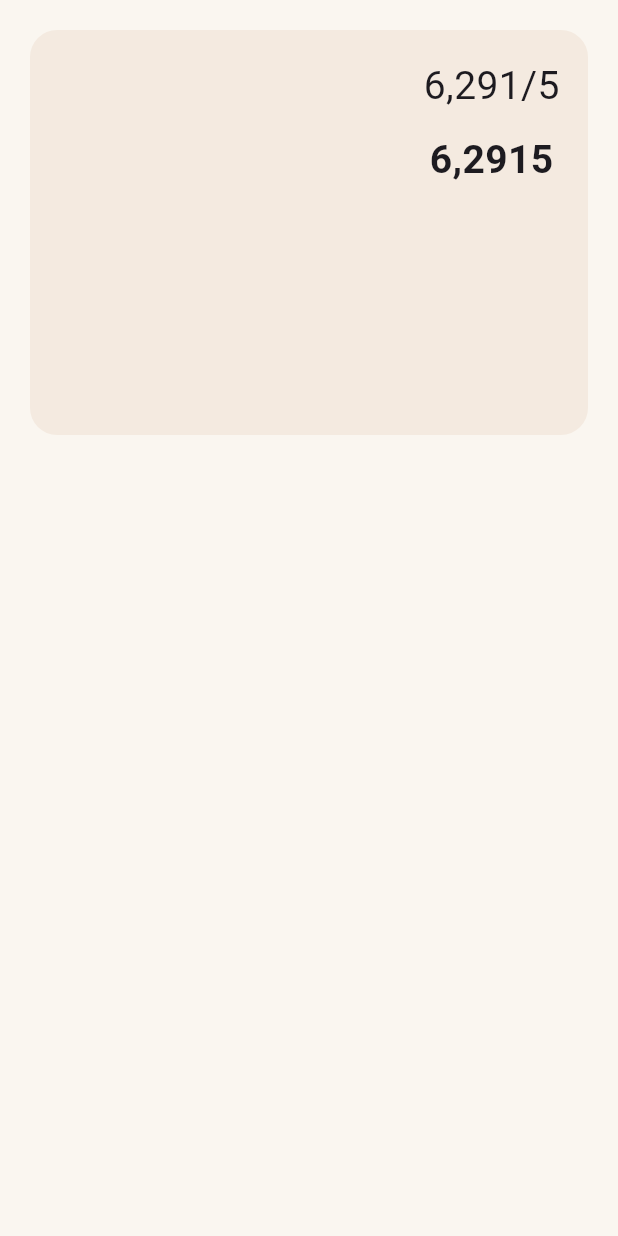
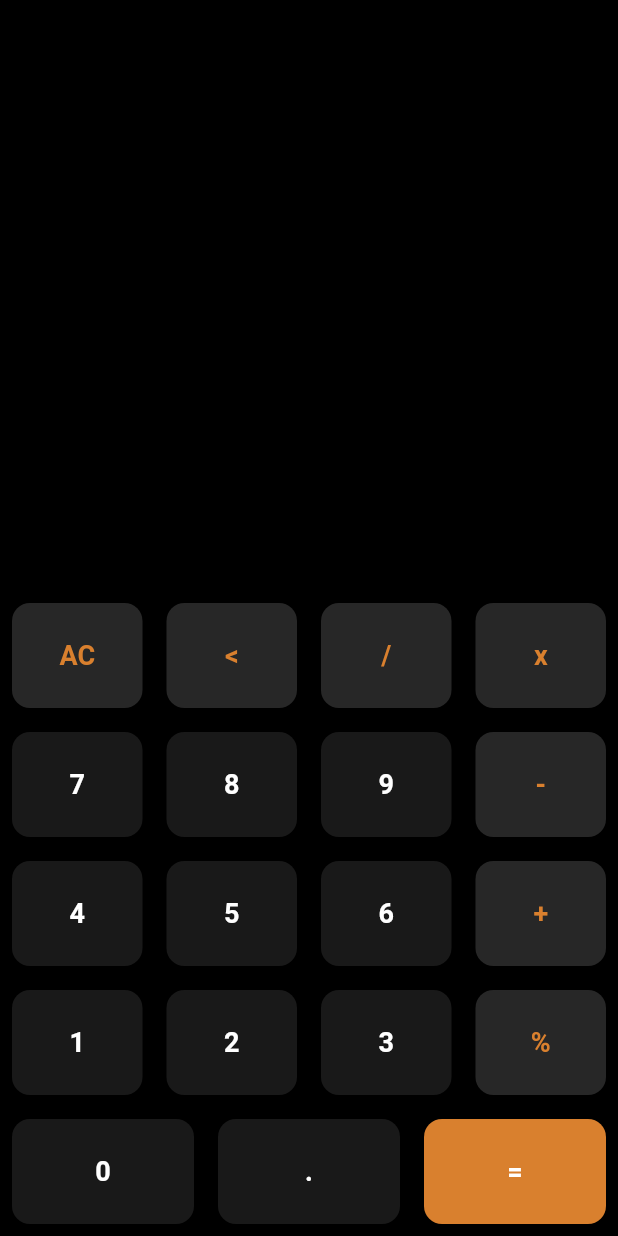
Before and after one commit to m7mdragab74/CognoRise-Infotech, a Flutter app: the screen it shows after launch, on a phone screen of 412 x 824 dp. Run offline on Flutter 3.47's test engine with Material 3 defaults, Android fonts, the phone set to English and light mode, and no system bars; our stand-ins replace math_expressions.

Commit message:
done app

```diff
--- /dev/null
+++ b/calculator_app/lib/constant.dart
@@ -0,0 +1,5 @@
+import 'package:flutter/material.dart';
+
+const operatorColor = Color(0xff272727);
+const buttonColor = Color(0xff191919);
+const orangeColor = Color(0xffD9802E);
--- a/calculator_app/lib/main.dart
+++ b/calculator_app/lib/main.dart
@@ -10,7 +10,7 @@ class CalculatorApp extends StatelessWidget {
 
   @override
   Widget build(BuildContext context) {
-    return MaterialApp(
+    return const MaterialApp(
       debugShowCheckedModeBanner: false,
       home: HomeView(),
     );
--- a/calculator_app/lib/views/home_view.dart
+++ b/calculator_app/lib/views/home_view.dart
@@ -1,51 +1,173 @@
+import 'package:calculator_app/constant.dart';
 import 'package:flutter/material.dart';
+import 'package:math_expressions/math_expressions.dart';
 
-class HomeView extends StatelessWidget {
+class HomeView extends StatefulWidget {
   const HomeView({super.key});
+
+  @override
+  State<HomeView> createState() => _HomeViewState();
+}
+
+class _HomeViewState extends State<HomeView> {
+  double firstNum = 0.0;
+  double secondNum = 0.0;
+  String input = "";
+  String output = "";
+  String operation = "";
+  bool hideInput = false;
+  double outputSize = 34.0;
+
+  // Method to handle button clicks
+  void onButtonClick(String value) {
+    if (value == "AC") {
+      input = "";
+      output = "";
+    } else if (value == "<") {
+      if (input.isNotEmpty) {
+        input = input.substring(0, input.length - 1);
+      }
+    } else if (value == "=") {
+      if (input.isNotEmpty) {
+        var userInput = input.replaceAll("x", "*");
+
+        try {
+          Parser p = Parser();
+          Expression expression = p.parse(userInput);
+          ContextModel cm = ContextModel();
+          var finalValue = expression.evaluate(EvaluationType.REAL, cm);
+          output = finalValue.toString();
+          if (output.endsWith(".0")) {
+            output = output.substring(0, output.length - 2);
+          }
+          input = output;
+          hideInput = true;
+          outputSize = 52;
+        } catch (e) {
+          output = "Error";
+        }
+      }
+    } else {
+      input += value;
+      hideInput = false;
+      outputSize = 34;
+    }
+
+    setState(() {});
+  }
 
   @override
   Widget build(BuildContext context) {
     return Scaffold(
-      backgroundColor: Color(0xFFFAF6F0),
-      body: SafeArea(
-        child: Padding(
-          padding: const EdgeInsets.all(20),
+      backgroundColor: Colors.black,
+      body: Column(
+        children: [
+          // Input and output area
+          Expanded(
+            child: Container(
+              width: double.infinity,
+              padding: const EdgeInsets.all(12),
               child: Column(
+                mainAxisAlignment: MainAxisAlignment.end,
+                crossAxisAlignment: CrossAxisAlignment.end,
                 children: [
-              Container(
-                alignment: Alignment.topRight,
-                padding: EdgeInsets.all(19),
-                height: 270,
-                width: double.infinity,
-                decoration: BoxDecoration(
-                  color: Color(0XFFF4EAE0),
-                  borderRadius: BorderRadius.all(
-                    Radius.circular(18),
+                  Text(
+                    hideInput ? "" : input,
+                    style: const TextStyle(
+                      fontSize: 48,
+                      color: Colors.white,
                     ),
                   ),
-                child: Column(
-                  children: [
+                  const SizedBox(height: 20),
                   Text(
-                      '6,291/5',
+                    output,
                     style: TextStyle(
-                        fontSize: 26,
+                      fontSize: outputSize,
+                      color: Colors.white.withOpacity(0.7),
                     ),
                   ),
-                    SizedBox(
-                      height: 12,
+                  const SizedBox(height: 30),
+                ],
               ),
-                    Text(
-                      '6,2915',
-                      textAlign: TextAlign.end,
-                      style: TextStyle(
-                        fontSize: 26,
-                        fontWeight: FontWeight.bold,
             ),
+          ),
+          // Buttons area
+          Row(
+            children: [
+              button(
+                  text: "AC",
+                  buttonBgColor: operatorColor,
+                  tColor: orangeColor),
+              button(
+                  text: "<", buttonBgColor: operatorColor, tColor: orangeColor),
+              button(
+                  text: "/", buttonBgColor: operatorColor, tColor: orangeColor),
+              button(
+                  text: "x", buttonBgColor: operatorColor, tColor: orangeColor),
+            ],
+          ),
+          Row(
+            children: [
+              button(text: "7"),
+              button(text: "8"),
+              button(text: "9"),
+              button(
+                  text: "-", buttonBgColor: operatorColor, tColor: orangeColor),
+            ],
+          ),
+          Row(
+            children: [
+              button(text: "4"),
+              button(text: "5"),
+              button(text: "6"),
+              button(
+                  text: "+", buttonBgColor: operatorColor, tColor: orangeColor),
+            ],
+          ),
+          Row(
+            children: [
+              button(text: "1"),
+              button(text: "2"),
+              button(text: "3"),
+              button(
+                  text: "%", buttonBgColor: operatorColor, tColor: orangeColor),
+            ],
+          ),
+          Row(
+            children: [
+              button(text: "0"),
+              button(text: "."),
+              button(text: "=", buttonBgColor: orangeColor),
+            ],
           ),
         ],
       ),
-              )
-            ],
+    );
+  }
+
+  // Button widget generator
+  Widget button(
+      {required String text,
+      Color tColor = Colors.white,
+      Color buttonBgColor = buttonColor}) {
+    return Expanded(
+      child: Container(
+        margin: const EdgeInsets.all(8),
+        child: ElevatedButton(
+          style: ElevatedButton.styleFrom(
+            shape:
+                RoundedRectangleBorder(borderRadius: BorderRadius.circular(12)),
+            backgroundColor: buttonBgColor,
+            padding: const EdgeInsets.all(22),
+          ),
+          onPressed: () => onButtonClick(text),
+          child: Text(
+            text,
+            style: TextStyle(
+              fontSize: 18,
+              color: tColor,
+              fontWeight: FontWeight.bold,
+            ),
           ),
         ),
       ),
--- a/calculator_app/pubspec.yaml
+++ b/calculator_app/pubspec.yaml
@@ -2,7 +2,7 @@ name: calculator_app
 description: "A new Flutter project."
 # The following line prevents the package from being accidentally published to
 # pub.dev using `flutter pub publish`. This is preferred for private packages.
-publish_to: 'none' # Remove this line if you wish to publish to pub.dev
+publish_to: "none" # Remove this line if you wish to publish to pub.dev
 
 # The following defines the version and build number for your application.
 # A version number is three numbers separated by dots, like 1.2.43
@@ -31,10 +31,10 @@ dependencies:
   flutter:
     sdk: flutter
 
-
   # The following adds the Cupertino Icons font to your application.
   # Use with the CupertinoIcons class for iOS style icons.
   cupertino_icons: ^1.0.8
+  math_expressions: ^2.6.0
 
 dev_dependencies:
   flutter_test:
@@ -52,7 +52,6 @@ dev_dependencies:
 
 # The following section is specific to Flutter packages.
 flutter:
-
   # The following line ensures that the Material Icons font is
   # included with your application, so that you can use the icons in
   # the material Icons class.
```
Also changed, not shown: calculator_app/pubspec.lock. Lines whose indentation alone changed are shown as unchanged.
